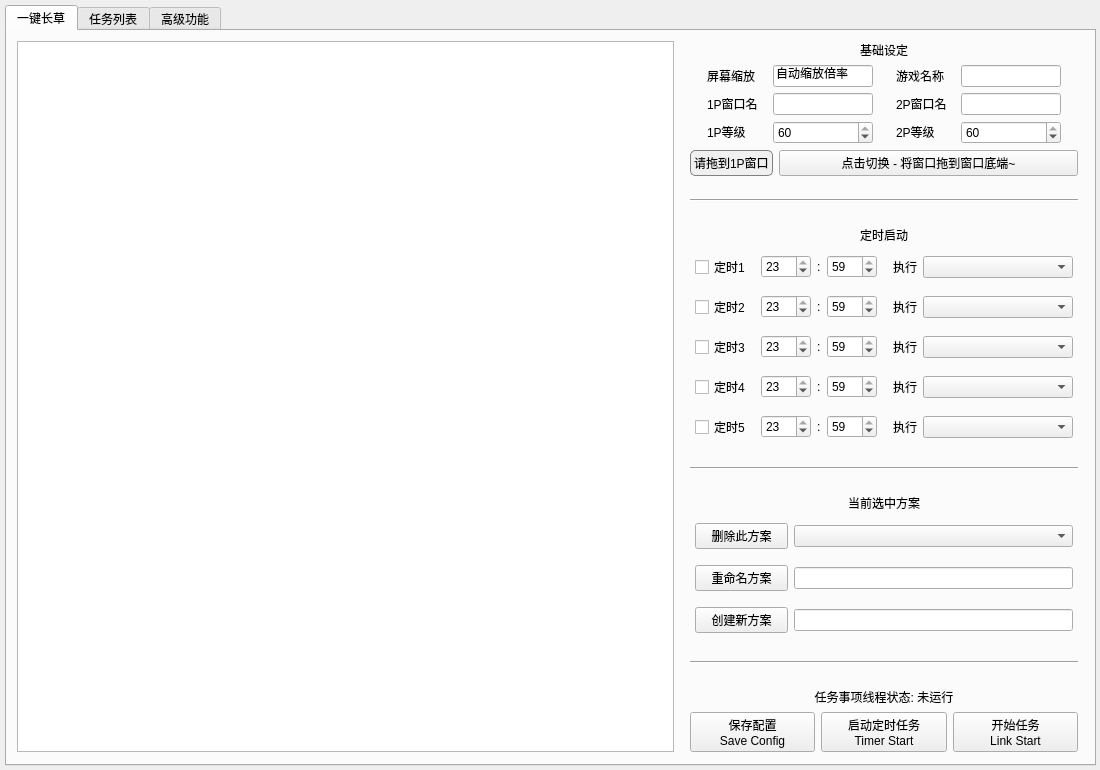
This is resource/ui/FAA_3.0.ui in StareAbyss/FoodsVsMiceAutoAssistant as Qt 5 draws it before an edit. The edited form follows.
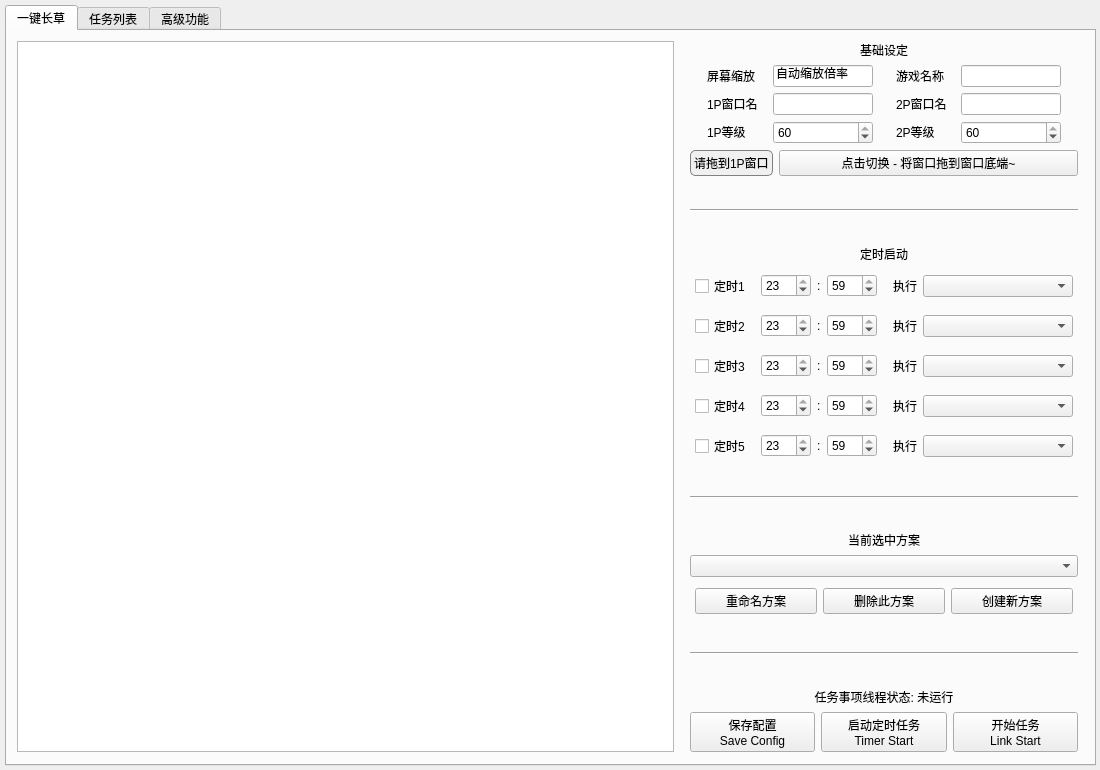
This is the edited form. Custom widgets are drawn as their Qt base class.

Commit message: v1.4.1-beta.1 美化了方案选择与修改的ui

```diff
--- a/resource/ui/FAA_3.0.ui
+++ b/resource/ui/FAA_3.0.ui
@@ -169,7 +169,7 @@
            </layout>
           </item>
           <item>
-           <layout class="QVBoxLayout" name="Lay_Tab1_Right" stretch="1,1,1,1,0,0,0,0,1,1,1,1,1,1,0,0,0,0,1,0,0,0,0,0,0,2">
+           <layout class="QVBoxLayout" name="Lay_Tab1_Right" stretch="1,1,1,1,0,0,0,0,1,1,1,1,1,1,0,0,0,0,0,0,0,0,0,0,2">
             <property name="leftMargin">
              <number>5</number>
             </property>
@@ -1711,57 +1711,6 @@
              </widget>
             </item>
             <item>
-             <layout class="QHBoxLayout" name="Lay_CurrentPlan" stretch="2,6">
-              <property name="sizeConstraint">
-               <enum>QLayout::SetDefaultConstraint</enum>
-              </property>
-              <property name="leftMargin">
-               <number>5</number>
-              </property>
-              <property name="topMargin">
-               <number>5</number>
-              </property>
-              <property name="rightMargin">
-               <number>5</number>
-              </property>
-              <property name="bottomMargin">
-               <number>5</number>
-              </property>
-              <item>
-               <layout class="QVBoxLayout" name="LayCurrentPlan_Text">
-                <item>
-                 <widget class="QPushButton" name="Button_DeletePlan">
-                  <property name="sizePolicy">
-                   <sizepolicy hsizetype="Expanding" vsizetype="Expanding">
-                    <horstretch>0</horstretch>
-                    <verstretch>0</verstretch>
-                   </sizepolicy>
-                  </property>
-                  <property name="minimumSize">
-                   <size>
-                    <width>0</width>
-                    <height>0</height>
-                   </size>
-                  </property>
-                  <property name="maximumSize">
-                   <size>
-                    <width>16777215</width>
-                    <height>16777215</height>
-                   </size>
-                  </property>
-                  <property name="toolTip">
-                   <string>删除当前选中的方案, 但Default方案不会被删哦~</string>
-                  </property>
-                  <property name="text">
-                   <string>删除此方案</string>
-                  </property>
-                 </widget>
-                </item>
-               </layout>
-              </item>
-              <item>
-               <layout class="QVBoxLayout" name="LayCurrentPlan_Choose">
-                <item>
                  <widget class="QComboBox" name="CurrentPlan">
                   <property name="sizePolicy">
                    <sizepolicy hsizetype="Expanding" vsizetype="Fixed">
@@ -1783,12 +1732,8 @@
                   </property>
                  </widget>
                 </item>
-               </layout>
-              </item>
-             </layout>
-            </item>
             <item>
-             <layout class="QHBoxLayout" name="Lay_CurrentPlan_2" stretch="2,6">
+             <layout class="QHBoxLayout" name="Lay_CurrentPlan_2" stretch="0,0,0">
               <property name="sizeConstraint">
                <enum>QLayout::SetDefaultConstraint</enum>
               </property>
@@ -1804,8 +1749,6 @@
               <property name="bottomMargin">
                <number>5</number>
               </property>
-              <item>
-               <layout class="QVBoxLayout" name="LayCurrentPlan_Text_2">
                 <item>
                  <widget class="QPushButton" name="Button_RenamePlan">
                   <property name="sizePolicy">
@@ -1834,12 +1777,14 @@
                   </property>
                  </widget>
                 </item>
-               </layout>
-              </item>
               <item>
-               <layout class="QHBoxLayout" name="horizontalLayout">
-                <item>
-                 <widget class="QLineEdit" name="RenamePlan_Input">
+               <widget class="QPushButton" name="Button_DeletePlan">
+                <property name="sizePolicy">
+                 <sizepolicy hsizetype="Expanding" vsizetype="Expanding">
+                  <horstretch>0</horstretch>
+                  <verstretch>0</verstretch>
+                 </sizepolicy>
+                </property>
                   <property name="minimumSize">
                    <size>
                     <width>0</width>
@@ -1852,40 +1797,14 @@
                     <height>16777215</height>
                    </size>
                   </property>
-                  <property name="tabletTracking">
-                   <bool>false</bool>
-                  </property>
-                  <property name="autoFillBackground">
-                   <bool>false</bool>
+                <property name="toolTip">
+                 <string>删除当前选中的方案, 但Default方案不会被删哦~</string>
                   </property>
                   <property name="text">
-                   <string/>
+                 <string>删除此方案</string>
                   </property>
                  </widget>
                 </item>
-               </layout>
-              </item>
-             </layout>
-            </item>
-            <item>
-             <layout class="QHBoxLayout" name="Lay_CurrentPlan_3" stretch="2,6">
-              <property name="sizeConstraint">
-               <enum>QLayout::SetDefaultConstraint</enum>
-              </property>
-              <property name="leftMargin">
-               <number>5</number>
-              </property>
-              <property name="topMargin">
-               <number>5</number>
-              </property>
-              <property name="rightMargin">
-               <number>5</number>
-              </property>
-              <property name="bottomMargin">
-               <number>5</number>
-              </property>
-              <item>
-               <layout class="QVBoxLayout" name="LayCurrentPlan_Text_3">
                 <item>
                  <widget class="QPushButton" name="Button_CreatePlan">
                   <property name="sizePolicy">
@@ -1913,37 +1832,6 @@
                    <string>创建新方案</string>
                   </property>
                  </widget>
-                </item>
-               </layout>
-              </item>
-              <item>
-               <layout class="QHBoxLayout" name="horizontalLayout_2">
-                <item>
-                 <widget class="QLineEdit" name="CreatePlan_Input">
-                  <property name="minimumSize">
-                   <size>
-                    <width>0</width>
-                    <height>0</height>
-                   </size>
-                  </property>
-                  <property name="maximumSize">
-                   <size>
-                    <width>16777215</width>
-                    <height>16777215</height>
-                   </size>
-                  </property>
-                  <property name="tabletTracking">
-                   <bool>false</bool>
-                  </property>
-                  <property name="autoFillBackground">
-                   <bool>false</bool>
-                  </property>
-                  <property name="text">
-                   <string/>
-                  </property>
-                 </widget>
-                </item>
-               </layout>
               </item>
              </layout>
             </item>
```
Lines whose indentation alone changed are shown as unchanged. The commit also changes 1 other file.
